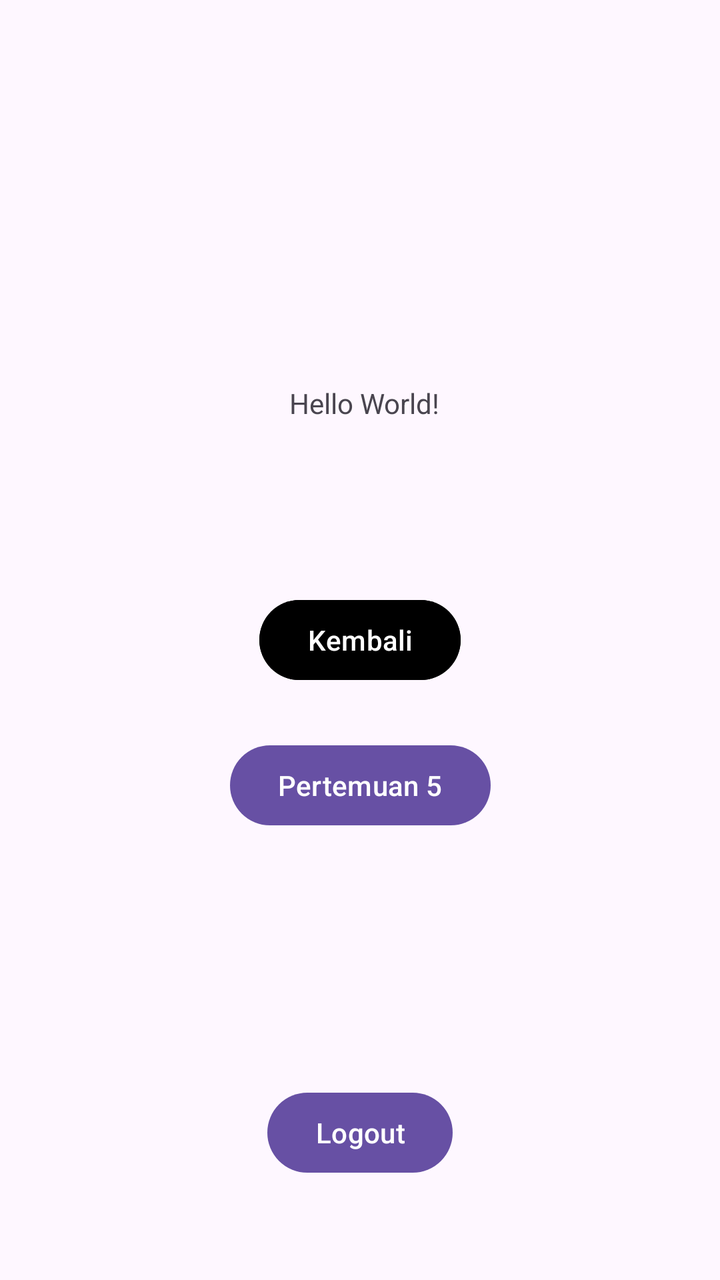
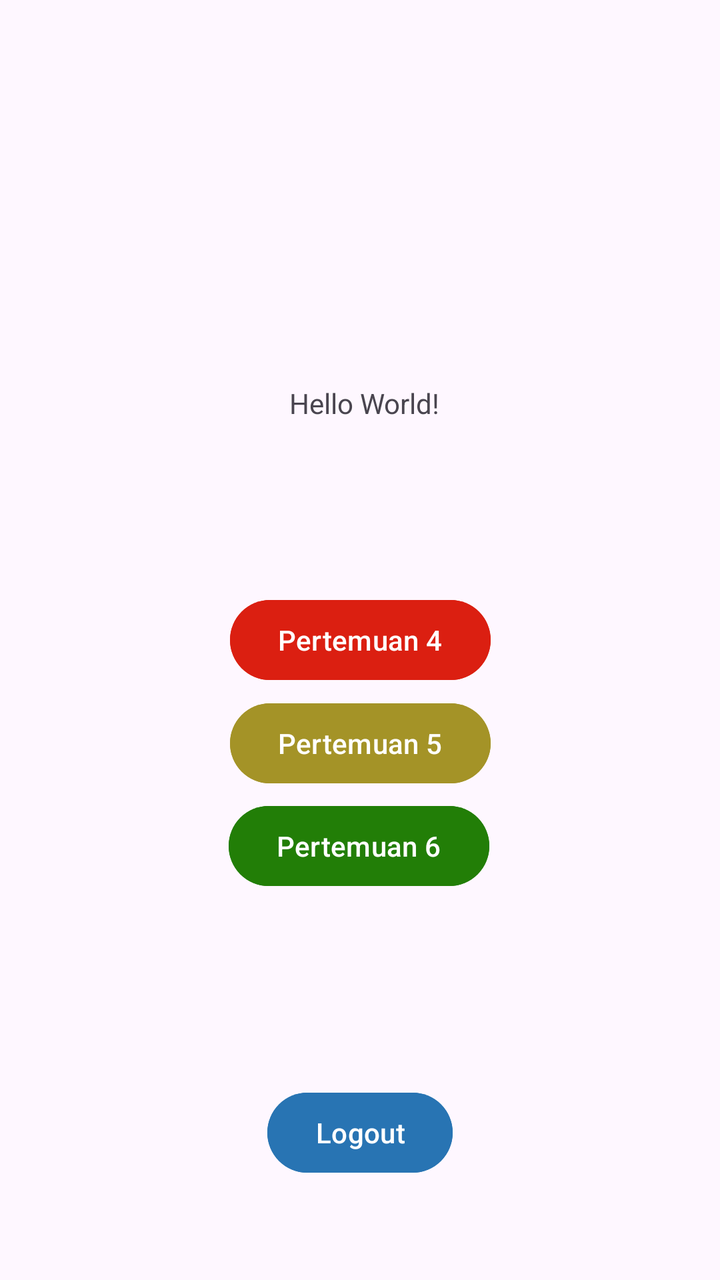

Before-and-after screenshots of an Android layout around one commit, followed by the original layout XML and the change that was made.
<!-- AndroidManifest.xml: application theme Theme.Mars_nayna -->
<!-- res/layout/activity_main.xml -->
<?xml version="1.0" encoding="utf-8"?>
<androidx.constraintlayout.widget.ConstraintLayout xmlns:android="http://schemas.android.com/apk/res/android"
    xmlns:app="http://schemas.android.com/apk/res-auto"
    xmlns:tools="http://schemas.android.com/tools"
    android:id="@+id/main"
    android:layout_width="match_parent"
    android:layout_height="match_parent"
    tools:context=".MainActivity">

    <TextView
        android:layout_width="wrap_content"
        android:layout_height="wrap_content"
        android:layout_marginTop="192dp"
        android:text="Hello World!"
        app:layout_constraintEnd_toEndOf="parent"
        app:layout_constraintHorizontal_bias="0.508"
        app:layout_constraintStart_toStartOf="parent"
        app:layout_constraintTop_toTopOf="parent" />

    <Button
        android:id="@+id/btnToFourth"
        android:layout_width="wrap_content"
        android:layout_height="wrap_content"
        android:text="Kembali"
        app:layout_constraintBottom_toBottomOf="parent"
        app:layout_constraintEnd_toEndOf="parent"
        android:backgroundTint="@color/black"
        app:layout_constraintStart_toStartOf="parent"
        app:layout_constraintTop_toTopOf="parent" />

    <Button
        android:id="@+id/btnToFifth"
        android:layout_width="wrap_content"
        android:layout_height="wrap_content"
        android:text="Pertemuan 5"
        app:layout_constraintBottom_toBottomOf="parent"
        app:layout_constraintEnd_toEndOf="parent"
        app:layout_constraintStart_toStartOf="parent"

        app:layout_constraintTop_toTopOf="parent"
        app:layout_constraintVertical_bias="0.623" />

    <Button
        android:id="@+id/btnLogout"
        android:layout_width="wrap_content"
        android:layout_height="wrap_content"
        android:text="Logout"
        app:layout_constraintBottom_toBottomOf="parent"
        app:layout_constraintEnd_toEndOf="parent"
        app:layout_constraintStart_toStartOf="parent"
        app:layout_constraintTop_toTopOf="parent"
        app:layout_constraintVertical_bias="0.916" />


</androidx.constraintlayout.widget.ConstraintLayout>
<!-- resources referenced by this layout -->
<resources>
  <color name="black">#FF000000</color>
  <style name="Theme.Mars_nayna" parent="Base.Theme.Mars_nayna" />
  <style name="Base.Theme.Mars_nayna" parent="Theme.Material3.DayNight.NoActionBar">
          
          
      </style>
</resources>

<!-- the commit's change to res/layout/activity_main.xml (unified diff, before → after) -->
@@ -8,6 +8,7 @@
     tools:context=".MainActivity">
 
     <TextView
+        android:id="@+id/textView3"
         android:layout_width="wrap_content"
         android:layout_height="wrap_content"
         android:layout_marginTop="192dp"
@@ -21,10 +22,10 @@
         android:id="@+id/btnToFourth"
         android:layout_width="wrap_content"
         android:layout_height="wrap_content"
-        android:text="Kembali"
+        android:text="Pertemuan 4"
         app:layout_constraintBottom_toBottomOf="parent"
         app:layout_constraintEnd_toEndOf="parent"
-        android:backgroundTint="@color/black"
+        android:backgroundTint="#DB1F11"
         app:layout_constraintStart_toStartOf="parent"
         app:layout_constraintTop_toTopOf="parent" />
 
@@ -33,17 +34,19 @@
         android:layout_width="wrap_content"
         android:layout_height="wrap_content"
         android:text="Pertemuan 5"
+        android:backgroundTint="#A49327"
         app:layout_constraintBottom_toBottomOf="parent"
         app:layout_constraintEnd_toEndOf="parent"
         app:layout_constraintStart_toStartOf="parent"
 
         app:layout_constraintTop_toTopOf="parent"
-        app:layout_constraintVertical_bias="0.623" />
+        app:layout_constraintVertical_bias="0.587" />
 
     <Button
         android:id="@+id/btnLogout"
         android:layout_width="wrap_content"
         android:layout_height="wrap_content"
+        android:backgroundTint="#2874B3"
         android:text="Logout"
         app:layout_constraintBottom_toBottomOf="parent"
         app:layout_constraintEnd_toEndOf="parent"
@@ -51,5 +54,17 @@
         app:layout_constraintTop_toTopOf="parent"
         app:layout_constraintVertical_bias="0.916" />
 
+    <Button
+        android:id="@+id/btnToSixth"
+        android:layout_width="wrap_content"
+        android:layout_height="wrap_content"
+        android:backgroundTint="#227E07"
+        android:text="Pertemuan 6"
+        app:layout_constraintBottom_toBottomOf="parent"
+        app:layout_constraintEnd_toEndOf="parent"
+        app:layout_constraintHorizontal_bias="0.498"
+        app:layout_constraintStart_toStartOf="parent"
+        app:layout_constraintTop_toTopOf="parent"
+        app:layout_constraintVertical_bias="0.674" />
 
 </androidx.constraintlayout.widget.ConstraintLayout>
<!-- resource entries referenced after the edit -->
@@ -1,6 +1,5 @@
 <!-- resources referenced by this layout -->
 <resources>
-  <color name="black">#FF000000</color>
   <style name="Theme.Mars_nayna" parent="Base.Theme.Mars_nayna" />
   <style name="Base.Theme.Mars_nayna" parent="Theme.Material3.DayNight.NoActionBar">
           
